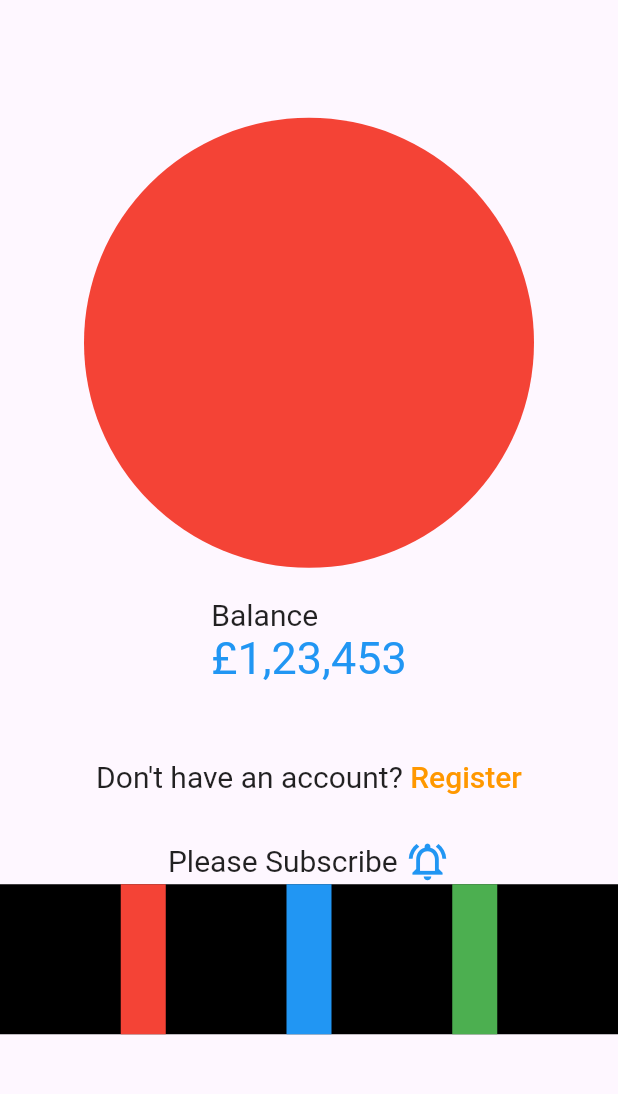
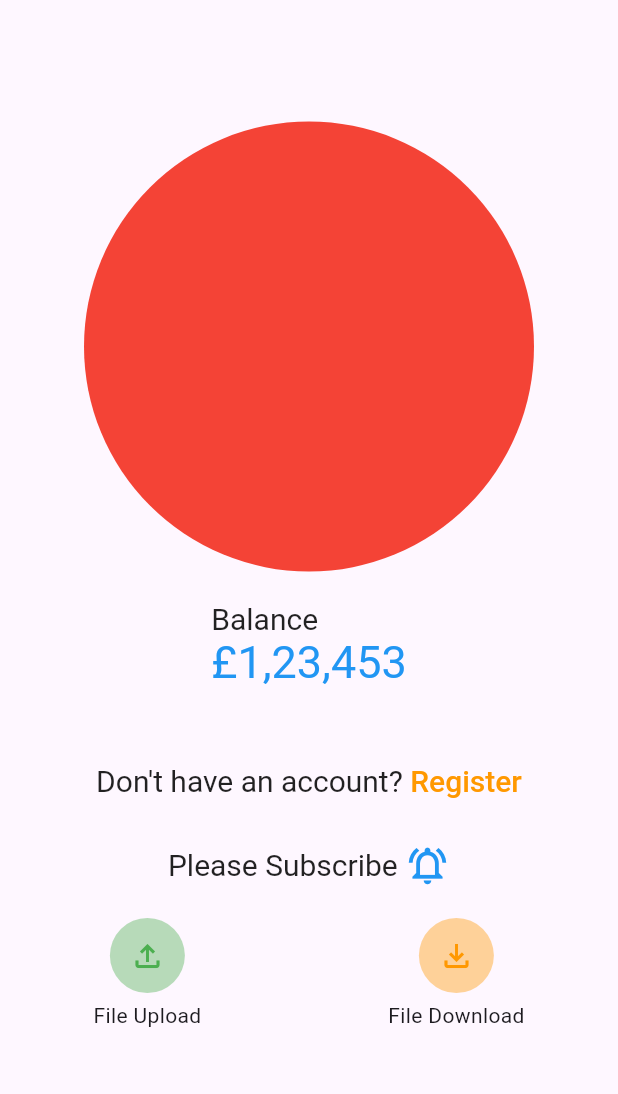
Before and after one commit to adetoyese607/flutter_widget, a Flutter app: the screen it shows after launch, on a phone screen of 412 x 824 dp, the part 84-1178 px from its top. Run offline on Flutter 3.47's test engine with Material 3 defaults, Android fonts, the phone set to English and light mode, and no system bars.

Commit message:
RowColumn

```diff
--- a/lib/main.dart
+++ b/lib/main.dart
@@ -1,4 +1,3 @@
-
 import 'package:flutter/gestures.dart';
 import 'package:flutter/material.dart';
 
@@ -96,7 +95,7 @@ class _MyHomePageState extends State<MyHomePage> {
               Container(
                 width: 300,
                 height: 300,
-                margin:const EdgeInsets.only(bottom: 10),
+                margin: const EdgeInsets.only(bottom: 10),
                 // decoration: BoxDecoration(
                 //   color: Colors.red,
                 //   image:const DecorationImage(image: AssetImage('images/ade.jpg'),
@@ -105,7 +104,7 @@ class _MyHomePageState extends State<MyHomePage> {
                 // shape: BoxShape.circle,
                 // border: Border.all(width: 5, color: Colors.red)
                 // ),
-                decoration:const BoxDecoration(
+                decoration: const BoxDecoration(
                   shape: BoxShape.circle,
                   color: Colors.red,
                   // gradient: RadialGradient(
@@ -116,7 +115,6 @@ class _MyHomePageState extends State<MyHomePage> {
                   //   Colors.black,
                   //   Colors.green,
                   // ])
-
                 ),
               ),
               Padding(
@@ -179,36 +177,65 @@ class _MyHomePageState extends State<MyHomePage> {
                       ]),
                 ),
               ),
+
               Container(
-                height: 100,
-                color: Colors.black,
+                padding: const EdgeInsets.only(top: 20),
+                child:const Row(
+                  mainAxisAlignment: MainAxisAlignment.spaceAround,
+                  children: <Widget>[
 
-                child: Row(
-                  mainAxisAlignment: MainAxisAlignment.spaceEvenly,
-                  crossAxisAlignment: CrossAxisAlignment.stretch,
-                  children: <Widget>[
-                    Container(
-                      height: 50,
-                      width: 30,
-                      decoration: const BoxDecoration(
-                        color: Colors.red
-                      ),
-                    ),
-                      Container(
-                      height: 50,
-                      width: 30,
-                      decoration: const BoxDecoration(color: Colors.blue),
-                    ),
-                      Container(
-                      height: 50,
-                      width: 30,
-                      decoration: const BoxDecoration(color: Colors.green),
-                    )
+                     FileOption(
+                      text: 'File Upload',
+                      iconData: Icons.file_upload_outlined,
+                       color: Colors.green
+                       ),
+
+                    FileOption(
+                        text: 'File Download',
+                        iconData: Icons.file_download_outlined,
+                        color: Colors.orange),
+                    //  const SizedBox(width: 10),
+                    // Column()
+
                   ],
                 ),
-              ),
+              )
             ]),
       ),
     );
   }
 }
+
+class FileOption extends StatelessWidget {
+  final String text;
+  final IconData iconData;
+  final Color color;
+  const FileOption({
+    super.key,
+    required this.text,
+     required this.iconData,
+     required this.color,
+  });
+
+  @override
+  Widget build(BuildContext context) {
+    return Column(
+      children: [
+        // ignore: sized_box_for_whitespace
+        Container(
+          width: 50,
+          height: 50,
+          decoration:
+              BoxDecoration(color: color.withOpacity(0.4), shape: BoxShape.circle),
+          child: Icon(
+          iconData,
+            color: color,
+          ),
+        ),
+       const SizedBox(height: 5),
+          Text(text),
+
+      ],
+    );
+  }
+}
```
